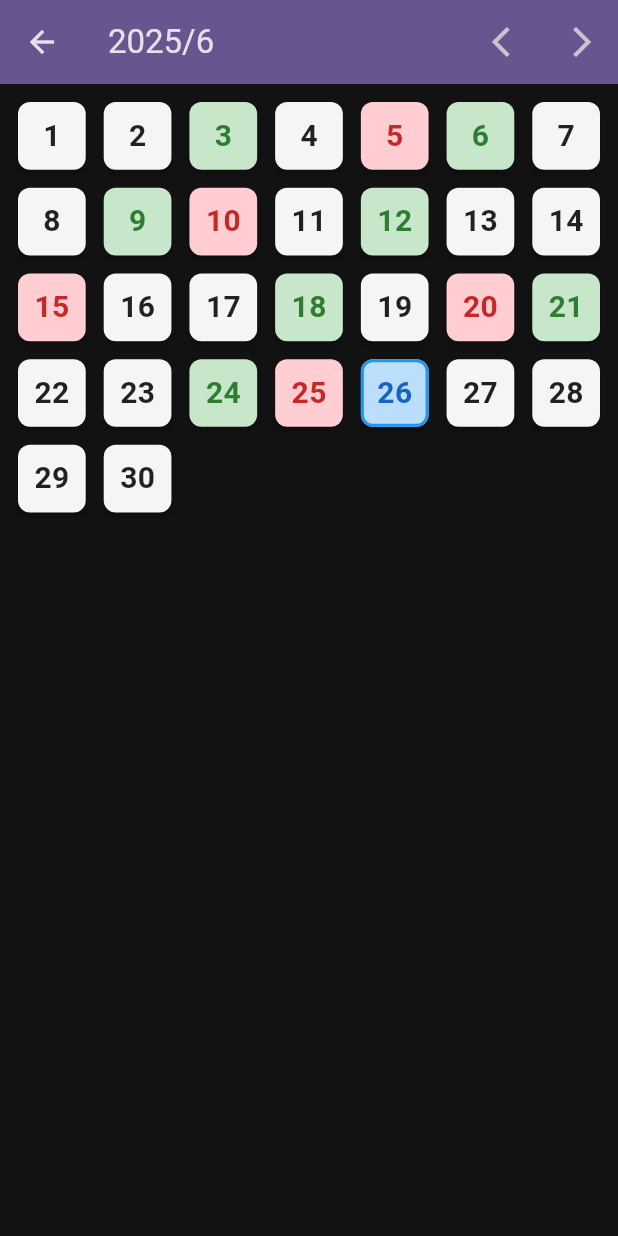
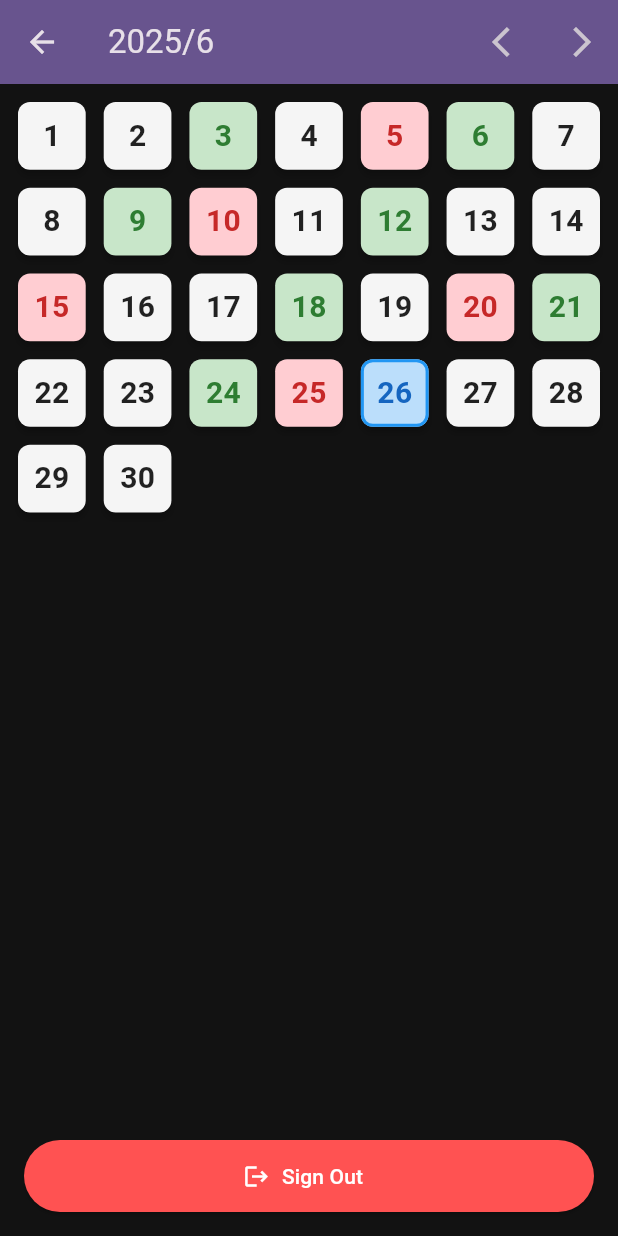
Before and after one commit to JNoctis/Hackathon_Physical_app, a Flutter app: the HistoryPage screen opened by its route, on a phone screen of 412 x 824 dp. Run offline on Flutter 3.47's test engine with Material 3 defaults, Android fonts, the phone set to English and light mode, and no system bars; our stand-ins replace flutter_dotenv, geolocator, shared_preferences; accounts and stored records are empty.

Commit message:
sign out bottom

```diff
--- a/physicalapp/lib/main.dart
+++ b/physicalapp/lib/main.dart
@@ -32,6 +32,7 @@ class MyApp extends StatelessWidget {
       theme: ThemeData.dark(),
       home: const LoginPage(),
       routes: {
+        '/login': (context) => const LoginPage(),
         '/instruction': (context) => classify(),
         '/history': (context) => const HistoryPage(),
       },
--- a/physicalapp/lib/pages/history.dart
+++ b/physicalapp/lib/pages/history.dart
@@ -1,6 +1,6 @@
 import 'package:flutter/material.dart';
-// Ensure the path is correct; use relative import if history_day.dart is in the same folder.
 import 'history_day.dart';
+
 
 class HistoryPage extends StatefulWidget {
   const HistoryPage({super.key});
@@ -10,21 +10,18 @@ class HistoryPage extends StatefulWidget {
 }
 
 class _HistoryPageState extends State<HistoryPage> {
-  late DateTime _currentMonth; // Variable to track the currently displayed month
+  late DateTime _currentMonth;
 
   @override
   void initState() {
     super.initState();
-    _currentMonth = DateTime.now(); // Default to current month
+    _currentMonth = DateTime.now();
   }
 
-  // Generates all days for the given month
   List<DateTime> _generateDaysInMonth(DateTime month) {
     List<DateTime> days = [];
     final firstDayOfMonth = DateTime(month.year, month.month, 1);
-    // Get the last day of the month (0th day of the next month)
     final lastDayOfMonth = DateTime(month.year, month.month + 1, 0);
-
     for (int i = 0; i < lastDayOfMonth.day; i++) {
       days.add(firstDayOfMonth.add(Duration(days: i)));
     }
@@ -34,14 +31,13 @@ class _HistoryPageState extends State<HistoryPage> {
   @override
   Widget build(BuildContext context) {
     final List<DateTime> daysInMonth = _generateDaysInMonth(_currentMonth);
-    final DateTime today = DateTime.now(); // Get today's date
+    final DateTime today = DateTime.now();
 
     return Scaffold(
       appBar: AppBar(
-        title: Text('${_currentMonth.year}/${_currentMonth.month}'), // Display current year and month
+        title: Text('${_currentMonth.year}/${_currentMonth.month}'),
         backgroundColor: Theme.of(context).colorScheme.inversePrimary,
         actions: [
-          // Previous month button
           IconButton(
             icon: const Icon(Icons.arrow_back_ios),
             onPressed: () {
@@ -50,7 +46,6 @@ class _HistoryPageState extends State<HistoryPage> {
               });
             },
           ),
-          // Next month button
           IconButton(
             icon: const Icon(Icons.arrow_forward_ios),
             onPressed: () {
@@ -61,31 +56,32 @@ class _HistoryPageState extends State<HistoryPage> {
           ),
         ],
       ),
-      body: GridView.builder(
+      body: Column(
+        children: [
+          // 放 GridView
+          Expanded(
+            child: GridView.builder(
               padding: const EdgeInsets.all(8.0),
               gridDelegate: const SliverGridDelegateWithFixedCrossAxisCount(
-          crossAxisCount: 7, // Display 7 days per row (one week)
-          crossAxisSpacing: 4.0, // Horizontal spacing
-          mainAxisSpacing: 4.0, // Vertical spacing
-          childAspectRatio: 1.0, // Keep grid items square
+                crossAxisCount: 7,
+                crossAxisSpacing: 4.0,
+                mainAxisSpacing: 4.0,
+                childAspectRatio: 1.0,
               ),
               itemCount: daysInMonth.length,
               itemBuilder: (context, index) {
                 final day = daysInMonth[index];
-          // Determine if it's today for special styling
-          final bool isToday = day.year == today.year && day.month == today.month && day.day == today.day;
+                final bool isToday = day.year == today.year &&
+                    day.month == today.month &&
+                    day.day == today.day;
 
-          // Simulate "Done", "Miss", "Today" concepts from the whiteboard sketch with simple colors
-          Color backgroundColor = Colors.grey.shade100; // Default background color
-          Color textColor = Colors.black87; // Default text color
+                Color backgroundColor = Colors.grey.shade100;
+                Color textColor = Colors.black87;
 
                 if (isToday) {
-            backgroundColor = Colors.blue.shade100; // Today's color
+                  backgroundColor = Colors.blue.shade100;
                   textColor = Colors.blue.shade800;
-          } else if (day.isBefore(today)) { // Check if it's a past date
-            // For simulating different statuses, simple logic based on day number
-            // Assume days divisible by 5 are "Missed"
-            // Assume days divisible by 3 are "Done" (has lower priority for simulation)
+                } else if (day.isBefore(today)) {
                   if (day.day % 5 == 0) {
                     backgroundColor = Colors.red.shade100;
                     textColor = Colors.red.shade800;
@@ -94,15 +90,12 @@ class _HistoryPageState extends State<HistoryPage> {
                     textColor = Colors.green.shade800;
                   }
                 }
-          // Future dates do not display status text
 
                 return InkWell(
                   onTap: () {
-              // Navigate to HistoryDayPage on tap, passing the selected date
                     Navigator.push(
                       context,
                       MaterialPageRoute(
-                  // Pass selectedDate to HistoryDayPage here
                         builder: (context) => HistoryDayPage(selectedDate: day),
                       ),
                     );
@@ -112,13 +105,15 @@ class _HistoryPageState extends State<HistoryPage> {
                     elevation: 2,
                     shape: RoundedRectangleBorder(
                       borderRadius: BorderRadius.circular(8.0),
-                side: isToday ? const BorderSide(color: Colors.blue, width: 2) : BorderSide.none, // Today's border
+                      side: isToday
+                          ? const BorderSide(color: Colors.blue, width: 2)
+                          : BorderSide.none,
                     ),
-              child: Stack( // Use Stack to overlay text and status label
+                    child: Stack(
                       children: [
                         Center(
                           child: Text(
-                      '${day.day}', // Display day number
+                            '${day.day}',
                             style: TextStyle(
                               fontSize: 20,
                               fontWeight: FontWeight.bold,
@@ -132,6 +127,25 @@ class _HistoryPageState extends State<HistoryPage> {
                 );
               },
             ),
+          ),
+          // 加入 Sign Out 按鈕
+          Padding(
+            padding: const EdgeInsets.all(16.0),
+            child: ElevatedButton.icon(
+              onPressed: () {
+                Navigator.pushNamedAndRemoveUntil(context, '/login', (route) => false);
+              },
+              icon: const Icon(Icons.logout),
+              label: const Text('Sign Out'),
+              style: ElevatedButton.styleFrom(
+                backgroundColor: Colors.redAccent,
+                foregroundColor: Colors.white,
+                minimumSize: const Size.fromHeight(48),
+              ),
+            ),
+          ),
+        ],
+      ),
     );
   }
 }
--- a/physicalapp/lib/signup.dart
+++ b/physicalapp/lib/signup.dart
@@ -98,7 +98,7 @@ class _SignUpPageState extends State<SignUpPage> {
                     ),
                     const SizedBox(height: 12),
                     TextButton(
-                      onPressed: () => Navigator.pop(context),
+                      onPressed: () => Navigator.pushNamedAndRemoveUntil(context, '/login', (route) => false),
                       child: const Text(
                         'Back to Login',
                         style: TextStyle(color: Colors.deepPurpleAccent),
```
Lines whose indentation alone changed are shown as unchanged.
